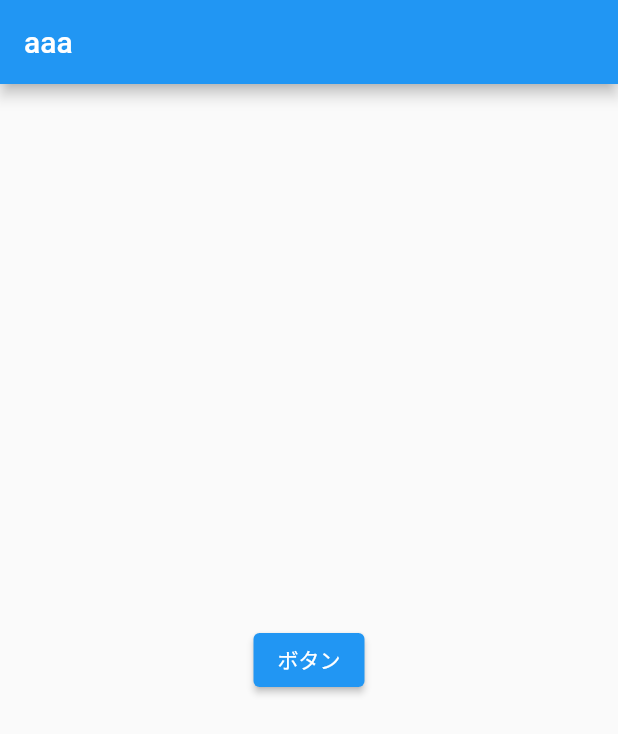
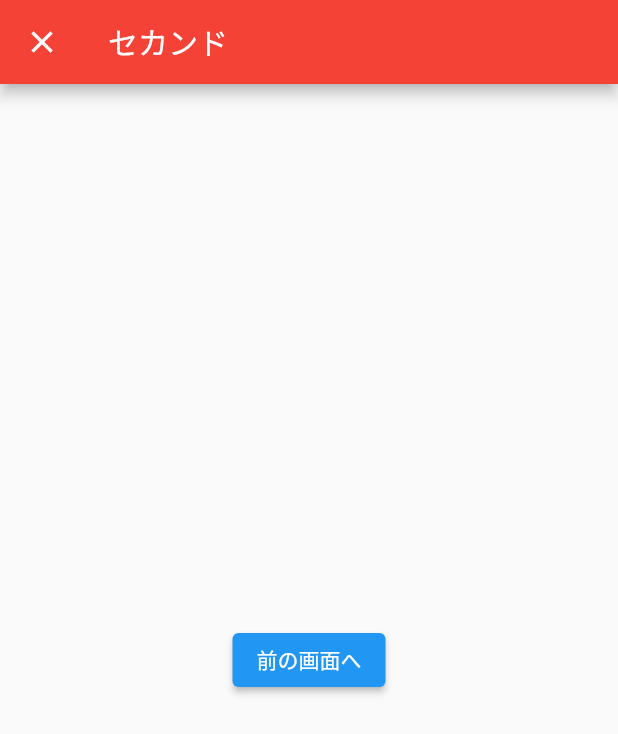
Before and after one commit to tdiccccc/flutter_tutorial, a Flutter app: the screen it shows after launch, after a tap on "ボタン", on a phone screen of 412 x 824 dp. Shown: the top 734 px of the screen. Run offline on Flutter 3.47's test engine with Material 2 defaults, Android fonts, the phone set to English and light mode, and no system bars.

Commit message:
[Add]画面遷移

```diff
--- a/lib/first_page.dart
+++ b/lib/first_page.dart
@@ -1,4 +1,6 @@
+import 'package:flutter/cupertino.dart';
 import 'package:flutter/material.dart';
+import 'package:helloworld/second_page.dart';
 
 class FirstPage extends StatelessWidget {
   @override
@@ -6,14 +8,21 @@ class FirstPage extends StatelessWidget {
 
     return Scaffold(
       appBar: AppBar(
-        title: Text('aaa'),
+        title: const Text('ファースト'),
       ),
       body: Center(
         child: ElevatedButton(
           onPressed: (){
             // ボタン押した時に呼ばれるコードを書く
+            Navigator.push(
+              context,
+              MaterialPageRoute(
+                builder: (context) => SecondPage(),
+                fullscreenDialog: true,
+              ),
+            );
           },
-          child: Text('ボタン'),
+          child: const Text('ボタン'),
         ),
       ),
     );
--- a/lib/main.dart
+++ b/lib/main.dart
@@ -1,4 +1,6 @@
 import 'package:flutter/material.dart';
+
+import 'first_page.dart';
 
 void main() {
   runApp(const MyApp());
@@ -16,27 +18,7 @@ class MyApp extends StatelessWidget {
 
         primarySwatch: Colors.blue,
       ),
-      home: MyHomePage(),
+      home: FirstPage(),
     );
   }
 }
-
-class MyHomePage extends StatelessWidget {
-  @override
-  Widget build(BuildContext context) {
-
-    return Scaffold(
-      appBar: AppBar(
-        title: Text('aaa'),
-      ),
-      body: Center(
-        child: ElevatedButton(
-          onPressed: (){
-            // ボタン押した時に呼ばれるコードを書く
-          },
-          child: Text('ボタン'),
-        ),
-      ),
-    );
-  }
-}
--- /dev/null
+++ b/lib/second_page.dart
@@ -0,0 +1,23 @@
+import 'package:flutter/material.dart';
+
+class SecondPage extends StatelessWidget {
+  @override
+  Widget build(BuildContext context) {
+
+    return Scaffold(
+      appBar: AppBar(
+        backgroundColor: Colors.red,
+        title: const Text('セカンド'),
+      ),
+      body: Center(
+        child: ElevatedButton(
+          onPressed: (){
+            // ボタン押した時に呼ばれるコードを書く
+            Navigator.pop(context);
+          },
+          child: const Text('前の画面へ'),
+        ),
+      ),
+    );
+  }
+}
```
